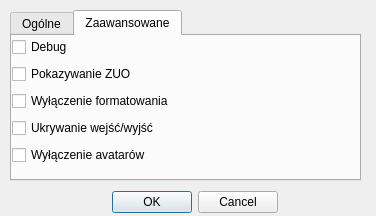
Before: the Qt Designer form ui/options.ui in gitter-badger/simplechatclient, drawn with Qt 5.
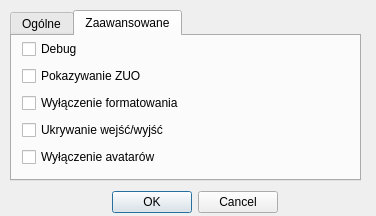
After: the same form once the commit is applied. The open tabs and pages were chosen to show the change. Icons and pictures are not drawn.

Commit message: fix get avatar on join

The edit to the form file:
```diff
--- a/ui/options.ui
+++ b/ui/options.ui
@@ -113,9 +113,9 @@
     <widget class="QWidget" name="verticalLayoutWidget_2">
      <property name="geometry">
       <rect>
-       <x>0</x>
-       <y>0</y>
-       <width>341</width>
+       <x>10</x>
+       <y>2</y>
+       <width>321</width>
        <height>133</height>
       </rect>
      </property>
```
The commit also changes 2 other files.
